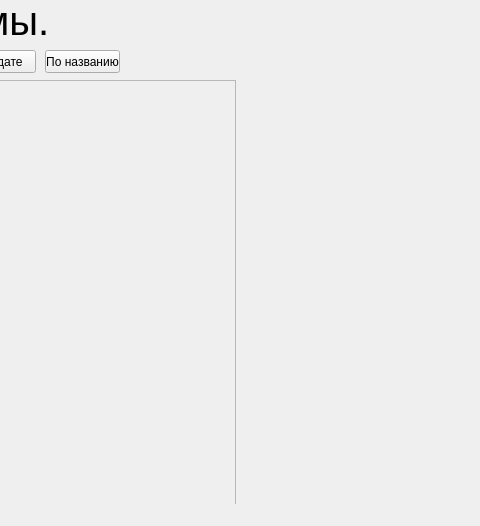
This is film.ui in Zloiben/Application as Qt 5 draws it before an edit; both pictures show x 115 to 595 and y 0 to 526 of the 700 by 526 pixel window. The edited form follows.
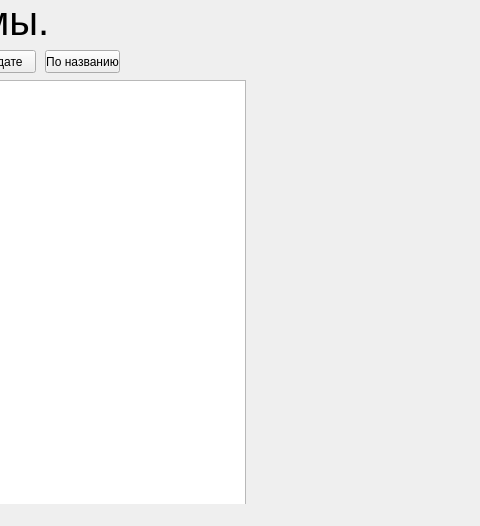
This is the edited form.

What changed in the file:
```diff
--- a/film.ui
+++ b/film.ui
@@ -37,13 +37,13 @@
    </widget>
    <widget class="QPlainTextEdit" name="table_films">
     <property name="enabled">
-     <bool>false</bool>
+     <bool>true</bool>
     </property>
     <property name="geometry">
      <rect>
       <x>0</x>
       <y>80</y>
-      <width>351</width>
+      <width>361</width>
       <height>491</height>
      </rect>
     </property>
```
